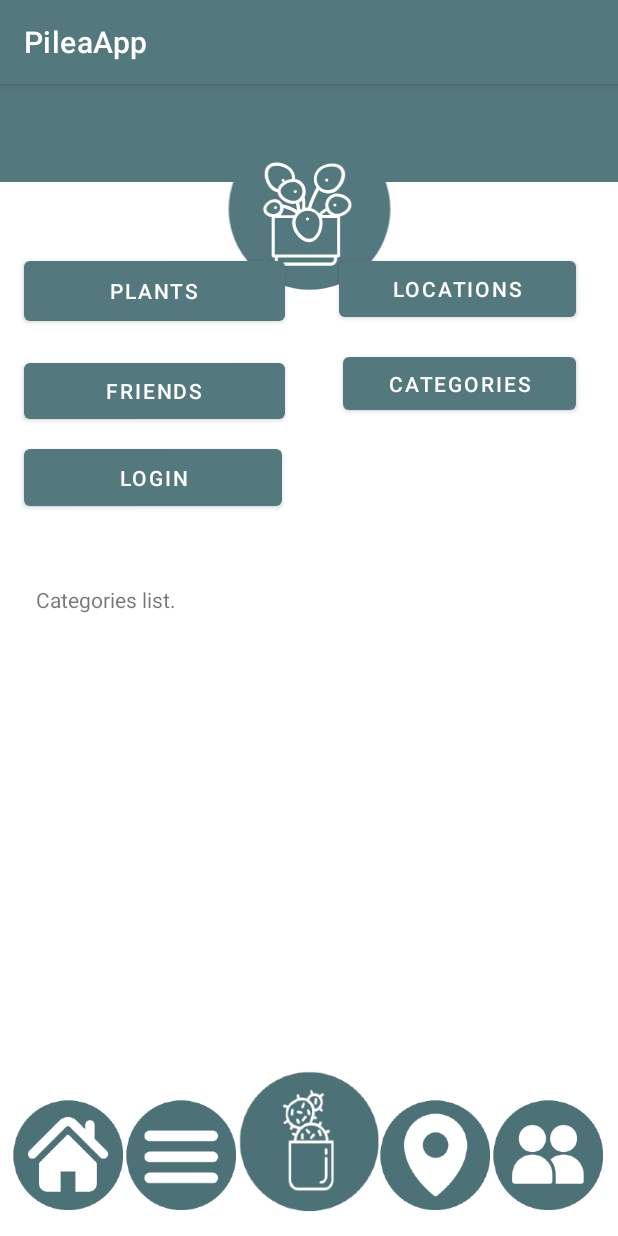
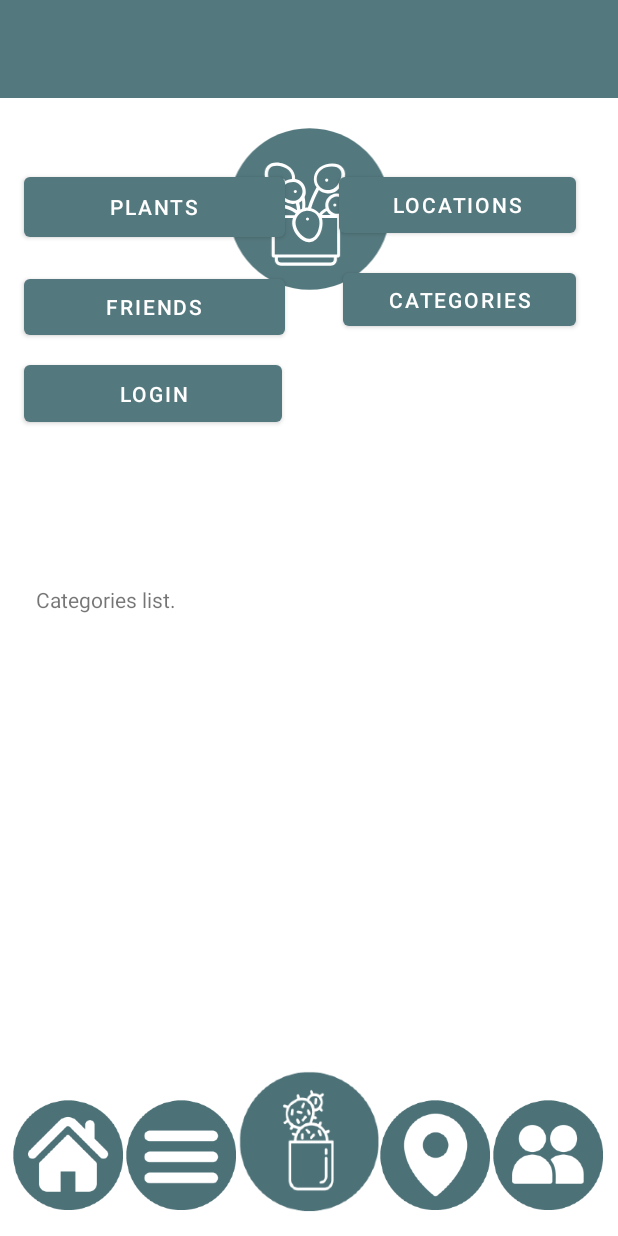
Before and after one commit to mevljas/PileaApp, an Android app: the screen it shows after launch (MainActivity), on a phone screen of 412 x 824 dp. Run offline under Robolectric (Android 15) with nearby library versions, the phone set to English and light mode, and no system bars.

Commit message:
Title bar removed.

```diff
--- a/app/src/main/res/values/themes.xml
+++ b/app/src/main/res/values/themes.xml
@@ -1,6 +1,6 @@
 <resources xmlns:tools="http://schemas.android.com/tools">
     <!-- Base application theme. -->
-    <style name="Theme.PileaApp" parent="Theme.MaterialComponents.DayNight.DarkActionBar">
+    <style name="Theme.PileaApp" parent="Theme.MaterialComponents.DayNight.NoActionBar">
         <!-- Primary brand color. -->
         <item name="colorPrimary">#53787E</item>
         <item name="colorPrimaryVariant">#4C7177</item>
```
